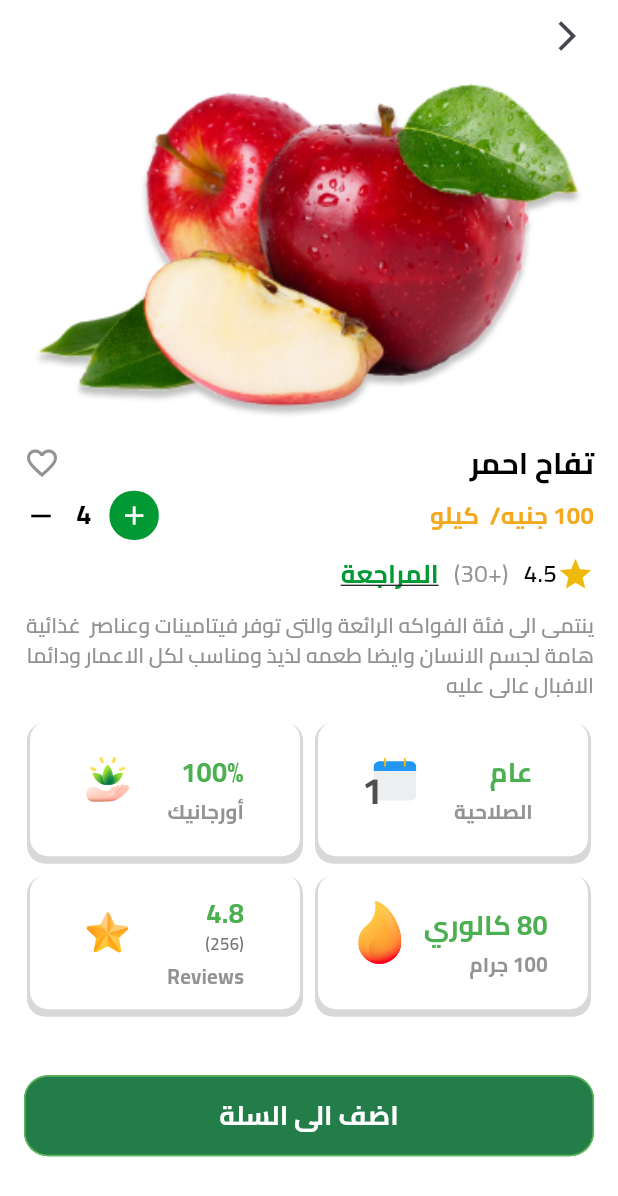
After one commit to AbdulrhmanM0hamed/Reef-Coffe, a Flutter app: the HomeView screen opened by its route, after a tap on "تفاح أحمر", on a phone screen of 412 x 824 dp. The commit adds this screen. Shown: the top 1196 px of the screen. Run offline on Flutter 3.47's test engine with Material 3 defaults, Android fonts, the phone set to English and light mode, and no system bars; our stand-ins replace bottom_navy_bar, carousel_slider, flutter_svg, modal_progress_hud_nsn, smooth_page_indicator.

Commit message:
finish details view

```diff
--- a/lib/core/utils/constants/colors.dart
+++ b/lib/core/utils/constants/colors.dart
@@ -7,7 +7,7 @@ TColors._();
 static const Color primary = Color(0xff019934);
 static const Color primaryDark = Color.fromARGB(255, 55, 112, 51);
 
-static const Color secondary = Color (0xFFF6921E);
+static const Color secondary = Color (0xFFF4A91F);
 static const Color pound = Color.fromARGB(255, 238, 185, 10);
 static const Color kilo = Color.fromARGB(255, 216, 188, 97);
 
--- a/lib/core/utils/constants/font_manger.dart
+++ b/lib/core/utils/constants/font_manger.dart
@@ -14,6 +14,7 @@ class FontWeightManger {
 
 class FontSize {
   static const double size12 = 12.0;
+  static const double size13 = 13.0;
   static const double size14 = 14.0;
   static const double size16 = 16.0;
   static const double size17 = 17.0;
--- a/lib/core/utils/helper/on_genrated_routes.dart
+++ b/lib/core/utils/helper/on_genrated_routes.dart
@@ -1,6 +1,7 @@
 import 'package:flutter/material.dart';
 import 'package:hyper_market/feature/auth/presentation/view/signin_view.dart';
 import 'package:hyper_market/feature/auth/presentation/view/signup_view.dart';
+import 'package:hyper_market/feature/details/presentation/view/details_view.dart';
 import 'package:hyper_market/feature/home/presentation/view/home_view.dart';
 import 'package:hyper_market/feature/onBoarding/presentation/view/on_bordaing_view.dart';
 import 'package:hyper_market/feature/splash/view/splash_view.dart';
@@ -28,6 +29,10 @@ Route<dynamic> onGenratedRoutes(RouteSettings settings) {
       return MaterialPageRoute(
         builder: (context) => const HomeView(),
       );
+       case DetailsView.routeName:
+      return MaterialPageRoute(
+        builder: (context) => const DetailsView(),
+      );
     default:
       return MaterialPageRoute(
         builder: (context) => const SplashView(),
--- /dev/null
+++ b/lib/feature/details/presentation/view/details_view.dart
@@ -0,0 +1,16 @@
+import 'package:flutter/material.dart';
+import 'package:hyper_market/feature/details/presentation/view/widgets/details_view_body.dart';
+
+class DetailsView extends StatelessWidget {
+  const DetailsView({super.key});
+
+  static const String routeName = "DetailsView";
+
+  @override
+  Widget build(BuildContext context) {
+    return Scaffold(
+
+      body: SafeArea(child: DetailsViewBody()),
+    );
+  }
+}
--- /dev/null
+++ b/lib/feature/details/presentation/view/widgets/details_view_body.dart
@@ -0,0 +1,305 @@
+import 'package:flutter/material.dart';
+import 'package:flutter_svg/svg.dart';
+import 'package:hyper_market/core/utils/common/elvated_button.dart';
+import 'package:hyper_market/core/utils/constants/colors.dart';
+import 'package:hyper_market/core/utils/constants/font_manger.dart';
+import 'package:hyper_market/core/utils/constants/styles_manger.dart';
+
+class DetailsViewBody extends StatelessWidget {
+  const DetailsViewBody({super.key});
+
+  @override
+  Widget build(BuildContext context) {
+    var sizeHeight = MediaQuery.of(context).size.height;
+    var sizeWidth = MediaQuery.of(context).size.width;
+    return Padding(
+      padding: const EdgeInsets.symmetric(horizontal: 16),
+      child: Column(
+        crossAxisAlignment: CrossAxisAlignment.start,
+        children: [
+          Align(
+            alignment: Alignment.topRight,
+            child: IconButton(
+              onPressed: () {
+                Navigator.pop(context);
+              },
+              icon: const Icon(Icons.arrow_back_ios),
+            ),
+          ),
+          Image.asset(
+            'assets/images/Apple.png',
+            width: double.infinity,
+            fit: BoxFit.cover,
+          ),
+          const SizedBox(
+            height: 10,
+          ),
+          Row(
+            children: [
+              Text(
+                'تفاح احمر',
+                style: getBoldStyle(
+                    fontFamily: FontConstant.cairo, fontSize: FontSize.size20),
+              ),
+              const Spacer(),
+              Icon(
+                Icons.favorite_border,
+                color: TColors.darkGrey,
+              ),
+            ],
+          ),
+          const SizedBox(
+            height: 4,
+          ),
+          Row(
+            mainAxisAlignment: MainAxisAlignment.spaceBetween,
+            children: [
+              Text(
+                '100 جنيه/  كيلو',
+                style: getBoldStyle(
+                    fontFamily: FontConstant.cairo,
+                    fontSize: FontSize.size16,
+                    color: TColors.secondary),
+              ),
+              Row(
+                children: [
+                  Container(
+                    width: sizeWidth * 0.08,
+                    height: sizeWidth * 0.08,
+                    decoration: BoxDecoration(
+                      color: TColors.primary,
+                      borderRadius: BorderRadius.circular(16),
+                    ),
+                    child: Icon(
+                      Icons.add,
+                      color: Theme.of(context).brightness == Brightness.dark
+                          ? TColors.black
+                          : TColors.white,
+                      size: sizeWidth * 0.05,
+                    ),
+                  ),
+                  const SizedBox(
+                    width: 12,
+                  ),
+                  Text(
+                    '4',
+                    style: getBoldStyle(
+                      fontFamily: FontConstant.cairo,
+                      fontSize: FontSize.size18,
+                    ),
+                  ),
+                  const SizedBox(
+                    width: 12,
+                  ),
+                  Icon(
+                    Icons.remove,
+                    color: Theme.of(context).brightness == Brightness.dark
+                        ? TColors.grey
+                        : TColors.black,
+                    size: sizeWidth * 0.055,
+                  ),
+                ],
+              ),
+            ],
+          ),
+          SizedBox(
+            height: 10,
+          ),
+          Row(
+            children: [
+              Icon(
+                Icons.star,
+                color: TColors.pound,
+                size: sizeWidth * 0.06,
+              ),
+              SizedBox(
+                height: 10,
+              ),
+              Text("4.5",
+                  style: getSemiBoldStyle(
+                      fontFamily: FontConstant.cairo,
+                      fontSize: FontSize.size16)),
+              SizedBox(
+                width: 10,
+              ),
+              Text("(+30)",
+                  style: getRegularStyle(
+                      fontFamily: FontConstant.cairo,
+                      fontSize: FontSize.size16,
+                      color: TColors.darkGrey)),
+              SizedBox(
+                width: 10,
+              ),
+              Text(
+                "المراجعة",
+                style: TextStyle(
+                  fontWeight: FontWeight.w800,
+                  fontSize: sizeWidth * 0.041,
+                  color: TColors.primary,
+                  decoration: TextDecoration.underline,
+                ),
+              ),
+            ],
+          ),
+          SizedBox(
+            height: 12,
+          ),
+          Text(
+            'ينتمى الى فئة الفواكه الرائعة والتى توفر فيتامينات وعناصر  غذائية هامة لجسم الانسان وايضا طعمه لذيذ ومناسب لكل الاعمار ودائما الافبال عالى عليه ',
+            style: getSemiBoldStyle(
+                fontFamily: FontConstant.cairo,
+                fontSize: FontSize.size14,
+                color: TColors.darkGrey),
+          ),
+          const SizedBox(
+            height: 10,
+          ),
+          InfoSection(
+            calendarNumber: "1",
+          ),
+          const SizedBox(
+            height: 40,
+          ),
+          CustomElevatedButton(onPressed: () {}, buttonText: "اضف الى السلة")
+        ],
+      ),
+    );
+  }
+}
+
+class InfoSection extends StatelessWidget {
+  final String calendarNumber;
+
+  InfoSection({required this.calendarNumber});
+
+  @override
+  Widget build(BuildContext context) {
+    final size = MediaQuery.of(context).size;
+
+    // العناصر (نصوص وأيقونات) التي نريد عرضها
+    final List<Map<String, dynamic>> items = [
+      {
+        "icon": "assets/images/calener.svg",
+        "mainText": "عام",
+        "subText": "الصلاحية",
+        "badge": calendarNumber, // الرقم الديناميكي للأيقونة
+      },
+      {
+        "icon": "assets/images/lotus.svg", // المسار إلى أيقونة SVG
+        "mainText": "100%",
+        "subText": "أورجانيك",
+      },
+      {
+        "icon": "assets/images/calory.svg",
+        "mainText": "80 كالوري",
+        "subText": "100 جرام",
+      },
+      {
+        "icon": "assets/images/favourites.svg",
+        "mainText": "4.8",
+        "subText": "Reviews",
+        "extraText": "(256)",
+      },
+    ];
+
+    return Padding(
+      padding: const EdgeInsets.all(4.0),
+      child: GridView.builder(
+        shrinkWrap: true,
+        itemCount: items.length,
+        physics: const NeverScrollableScrollPhysics(),
+        gridDelegate: SliverGridDelegateWithFixedCrossAxisCount(
+          crossAxisCount: 2, // عدد الأعمدة
+          crossAxisSpacing: 12,
+          mainAxisSpacing: 12,
+          childAspectRatio: 2, // نسبة العرض إلى الارتفاع
+        ),
+        itemBuilder: (context, index) {
+          final item = items[index];
+
+          return Container(
+            decoration: BoxDecoration(
+              color: Theme.of(context).brightness == Brightness.dark
+                  ? TColors.darkerGrey
+                  : TColors.white,
+              borderRadius: BorderRadius.circular(12),
+              boxShadow: [
+                BoxShadow(
+                  color: Colors.grey.withOpacity(0.4),
+                  spreadRadius: 2,
+                  offset: const Offset(0, 3),
+                ),
+              ],
+            ),
+            child: Padding(
+              padding: const EdgeInsets.all(12.0),
+              child: Row(
+                mainAxisAlignment: MainAxisAlignment.spaceEvenly,
+                crossAxisAlignment: CrossAxisAlignment.start,
+                children: [
+                  // النصوص
+                  Column(
+                    crossAxisAlignment: CrossAxisAlignment.start,
+                    mainAxisAlignment: MainAxisAlignment.center,
+                    children: [
+                      Text(
+                        item["mainText"],
+                        style: TextStyle(
+                          fontSize: size.width * 0.044,
+                          fontWeight: FontWeight.bold,
+                          color: Colors.green,
+                        ),
+                      ),
+                      if (item["extraText"] != null) // النص الإضافي مثل (256)
+                        Text(
+                          item["extraText"],
+                          style: TextStyle(
+                            fontSize: size.width * 0.027,
+                            fontWeight: FontWeight.w600,
+                            color: Colors.grey[600],
+                          ),
+                        ),
+                      const SizedBox(height: 4),
+                      Text(
+                        item["subText"],
+                        style: TextStyle(
+                          fontSize: size.width * 0.033,
+                          color: TColors.darkGrey,
+                          fontWeight: FontWeight.w700,
+                        ),
+                      ),
+                    ],
+                  ),
+                  // الأيقونة
+                  Stack(
+                    clipBehavior: Clip.none,
+                    children: [
+                      SvgPicture.asset(
+                        item["icon"],
+                        width: size.width * 0.07,
+                        height: size.height * 0.065,
+                      ),
+                      if (item["badge"] != null) // الرقم الديناميكي
+                        Positioned(
+                          top: size.height * 0.020,
+                          right: size.width * 0.055,
+                          child: Text(
+                            item["badge"],
+                            style: TextStyle(
+                              fontSize: size.width * 0.06,
+                              color: TColors.darkerGrey,
+                              fontWeight: FontWeight.bold,
+                            ),
+                          ),
+                        ),
+                    ],
+                  ),
+                ],
+              ),
+            ),
+          );
+        },
+      ),
+    );
+  }
+}
--- a/lib/feature/home/presentation/view/home_view.dart
+++ b/lib/feature/home/presentation/view/home_view.dart
@@ -40,7 +40,6 @@ class _HomeViewState extends State<HomeView> {
 
   @override
   void dispose() {
-    // تأكد من إغلاق الـ PageController عندما لا تحتاجه
     _pageController.dispose();
     super.dispose();
   }
--- a/lib/feature/home/presentation/view/widgets/best_selling_product_cart.dart
+++ b/lib/feature/home/presentation/view/widgets/best_selling_product_cart.dart
@@ -58,7 +58,7 @@ class BestSellingProducts extends StatelessWidget {
               SizedBox(height: sizeHeight * 0.005),
               Text(
                 "1 كيلو, سعر",
-                style: getSemiBoldStyle(
+                style: getBoldStyle(
                   fontFamily: FontConstant.cairo,
                   fontSize: FontSize.size14,
                   color: TColors.secondary,
@@ -85,8 +85,8 @@ class BestSellingProducts extends StatelessWidget {
                       // أكشن الزر
                     },
                     child: Container(
-                      width: sizeWidth * 0.07,
-                      height: sizeWidth * 0.07,
+                      width: sizeWidth * 0.08,
+                      height: sizeWidth * 0.08,
                       decoration: BoxDecoration(
                         color: TColors.primary,
                         borderRadius: BorderRadius.circular(12),
--- a/lib/feature/home/presentation/view/widgets/exclusive_offer_list_view .dart
+++ b/lib/feature/home/presentation/view/widgets/exclusive_offer_list_view .dart
@@ -1,4 +1,5 @@
 import 'package:flutter/material.dart';
+import 'package:hyper_market/feature/details/presentation/view/details_view.dart';
 
 import 'package:hyper_market/feature/home/presentation/view/widgets/exclusive_product_cart.dart';
 
@@ -19,7 +20,12 @@ class ExclusiveOfferSection extends StatelessWidget {
             scrollDirection: Axis.horizontal,
             itemCount: 5,
             itemBuilder: (context, index) {
-              return ExclusiveProductCart(sizeWidth: sizeWidth, sizeHeight: sizeHeight);
+              return GestureDetector(
+                  onTap: () {
+                    Navigator.pushNamed(context, DetailsView.routeName);
+                  },
+                  child: ExclusiveProductCart(
+                      sizeWidth: sizeWidth, sizeHeight: sizeHeight));
             },
           ),
         ),
--- a/lib/feature/home/presentation/view/widgets/exclusive_product_cart.dart
+++ b/lib/feature/home/presentation/view/widgets/exclusive_product_cart.dart
@@ -58,7 +58,7 @@ class ExclusiveProductCart extends StatelessWidget {
               SizedBox(height: sizeHeight * 0.005),
               Text(
                 "1 كيلو, سعر",
-                style: getSemiBoldStyle(
+                style: getBoldStyle(
                   fontFamily: FontConstant.cairo,
                   fontSize: FontSize.size14,
                   color: TColors.secondary,
@@ -93,8 +93,8 @@ class ExclusiveProductCart extends StatelessWidget {
                       // أكشن الزر
                     },
                     child: Container(
-                      width: sizeWidth * 0.07,
-                      height: sizeWidth * 0.07,
+                      width: sizeWidth * 0.08,
+                      height: sizeWidth * 0.08,
                       decoration: BoxDecoration(
                         color: TColors.primary,
                         borderRadius: BorderRadius.circular(12),
--- /dev/null
+++ b/lib/feature/home/presentation/view/widgets/groceries.dart
@@ -0,0 +1,112 @@
+import 'package:flutter/material.dart';
+import 'package:hyper_market/core/utils/constants/colors.dart';
+import 'package:hyper_market/core/utils/constants/font_manger.dart';
+import 'package:hyper_market/core/utils/constants/styles_manger.dart';
+
+class ProductCard extends StatelessWidget {
+  final String imageUrl;
+  final String title;
+  final Color color ;
+
+  const ProductCard({
+    Key? key,
+
+    required this.imageUrl,
+    required this.title, required this.color,
+  }) : super(key: key);
+
+  @override
+  Widget build(BuildContext context) {
+    return Container(
+      width: 260,
+      height: 90,
+      decoration: BoxDecoration(
+        borderRadius: BorderRadius.circular(16),
+        color: color,
+      ),
+      child: Row(
+        children: [
+          Padding(
+            padding: const EdgeInsets.all(8.0),
+            child: Image.asset(
+              imageUrl,
+              fit: BoxFit.contain,
+              width: 100,
+              height: 80,
+            ),
+          ),
+          const SizedBox(width: 5),
+          Expanded(
+            child: Text(
+              title,
+              style: getBoldStyle(
+                fontFamily: FontConstant.cairo,
+                fontSize: FontSize.size18,
+              ),
+            ),
+          ),
+        ],
+      ),
+    );
+  }
+}
+
+
+
+
+class Groceries extends StatelessWidget {
+   Groceries({super.key});
+
+
+  final List<Map<String, dynamic>> products = [
+    {
+      "image": "assets/images/1.png",
+      "title": "المنتجات الغذائية",
+       "color" : TColors.accent.withOpacity(.49)
+    },
+    {
+      "image": "assets/images/2.png",
+      "title": "المخبوزات والحلويات",
+       "color" : TColors.primary.withOpacity(.18)
+    },
+    {
+      "image": "assets/images/3.png",
+      "title": "المشروبات",
+      "color" : TColors.secondary.withOpacity(.2)
+
+    },
+    {
+      "image": "assets/images/4.png",
+      "title": "المعلبات والمجمدات",
+      "color" : TColors.error.withOpacity(.18)
+
+    },
+    {
+      "image": "assets/images/5.png",
+      "title": "الحلويات والمقرمشات",
+      "color" : TColors.warning.withOpacity(.18)
+    },
+  ];
+
+  @override
+  Widget build(BuildContext context) {
+    return SizedBox(
+      height: 100,
+      child: ListView.builder(
+        scrollDirection: Axis.horizontal,
+        itemCount: products.length,
+        itemBuilder: (context, index) {
+          final product = products[index];
+          return Padding(
+            padding: const EdgeInsets.symmetric(horizontal: 8.0),
+            child: ProductCard(
+              color:product["color"] ,
+              imageUrl: product["image"]!,
+              title: product["title"]!,
+            ),
+          );
+        },
+      ),
+    );
+  }
+}
--- a/lib/feature/home/presentation/view/widgets/home_view_body.dart
+++ b/lib/feature/home/presentation/view/widgets/home_view_body.dart
@@ -3,6 +3,7 @@ import 'package:hyper_market/feature/home/presentation/view/widgets/best_selling
 import 'package:hyper_market/feature/home/presentation/view/widgets/custom_home_app_bar.dart';
 import 'package:hyper_market/feature/home/presentation/view/widgets/custom_text_field.dart';
 import 'package:hyper_market/feature/home/presentation/view/widgets/exclusive_offer_list_view%20.dart';
+import 'package:hyper_market/feature/home/presentation/view/widgets/groceries.dart';
 import 'package:hyper_market/feature/home/presentation/view/widgets/home_top_slider.dart';
 import 'package:hyper_market/feature/home/presentation/view/widgets/outline_of_products.dart';
 
@@ -16,32 +17,39 @@ class HomeViewBody extends StatelessWidget {
       child: SingleChildScrollView(
         child: Column(
           children: [
-          const  CustomHomeAppBar(),
-          const  SizedBox(
+            const CustomHomeAppBar(),
+            const SizedBox(
               height: 20,
             ),
-        const CustomSearchTextField(),
-          const  SizedBox(
+            const CustomSearchTextField(),
+            const SizedBox(
               height: 20,
             ),
             HomeTopSlider(),
-            const  SizedBox(
+            const SizedBox(
               height: 4,
             ),
-           const OutLineOfProducts(
-               title: "عروض حصرية"
-            ),
-            const  SizedBox(
+            const OutLineOfProducts(title: "عروض حصرية"),
+            const SizedBox(
               height: 16,
             ),
-            ExclusiveOfferSection() ,
-             const OutLineOfProducts(
-               title: "الأكثر مبيعا"
-            ),
-            const  SizedBox(
+            ExclusiveOfferSection(),
+            const SizedBox(
               height: 16,
             ),
-            BestSellingProductsListView()
+            const OutLineOfProducts(title: "الأكثر مبيعا"),
+            const SizedBox(
+              height: 16,
+            ),
+            BestSellingProductsListView(),
+            const SizedBox(
+              height: 16,
+            ),
+            const OutLineOfProducts(title: " البقالة"),
+            Groceries(),
+            const SizedBox(
+              height: 16,
+            ),
           ],
         ),
       ),
```
Also changed, not shown: assets/images/1.png (added), assets/images/2.png (added), assets/images/3.png (added), assets/images/4.png (added), assets/images/5.png (added), assets/images/calener.svg (added), assets/images/calory.svg (added), assets/images/favourites.svg (added), assets/images/lotus.svg (added).
